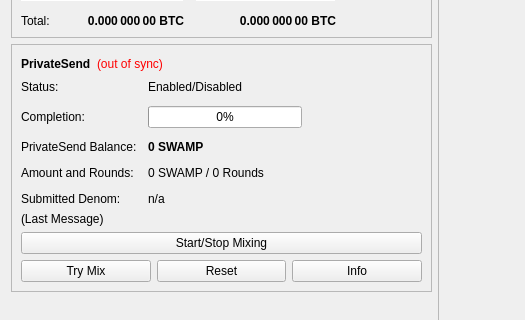
Above: src/qt/forms/overviewpage.ui from Vaziria/tonnage before the change; both pictures show x 0 to 525 and y 178 to 498 of the 960 by 585 pixel window. Below: the same form after it.
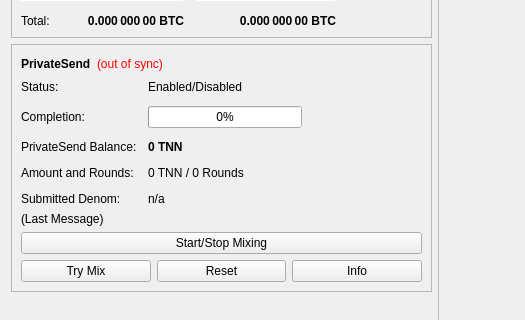
That is the form after the change. Icons and pictures are not drawn.

Patch:
```diff
--- a/src/qt/forms/overviewpage.ui
+++ b/src/qt/forms/overviewpage.ui
@@ -514,7 +514,7 @@
                </font>
               </property>
               <property name="text">
-               <string notr="true">0 SWAMP</string>
+               <string notr="true">0 TNN</string>
               </property>
              </widget>
             </item>
@@ -528,7 +528,7 @@
             <item row="3" column="1">
              <widget class="QLabel" name="labelAmountRounds">
               <property name="text">
-               <string>0 SWAMP / 0 Rounds</string>
+               <string>0 TNN / 0 Rounds</string>
               </property>
              </widget>
             </item>
```
Left out of the diff: 14 changed lines with no effect on the pictures.
